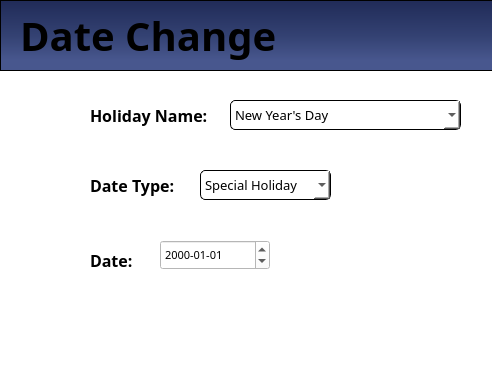
Qt form MainFrame/Resources/UI/datechange.ui (Maze711/systemPayroll) before a commit.
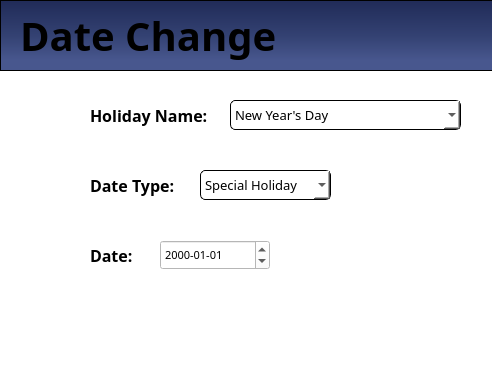
The same form after that commit. Icons and pictures are not drawn.

Diff of the .ui file:
```diff
--- a/MainFrame/Resources/UI/datechange.ui
+++ b/MainFrame/Resources/UI/datechange.ui
@@ -69,9 +69,9 @@
    <property name="geometry">
     <rect>
      <x>90</x>
-     <y>250</y>
+     <y>240</y>
      <width>51</width>
-     <height>21</height>
+     <height>31</height>
     </rect>
    </property>
    <property name="font">
```
